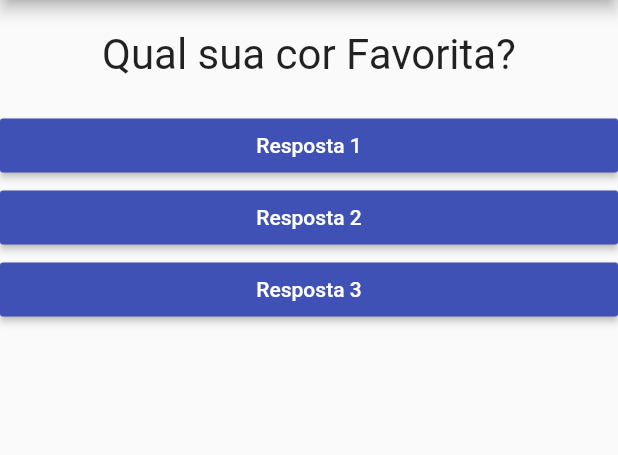
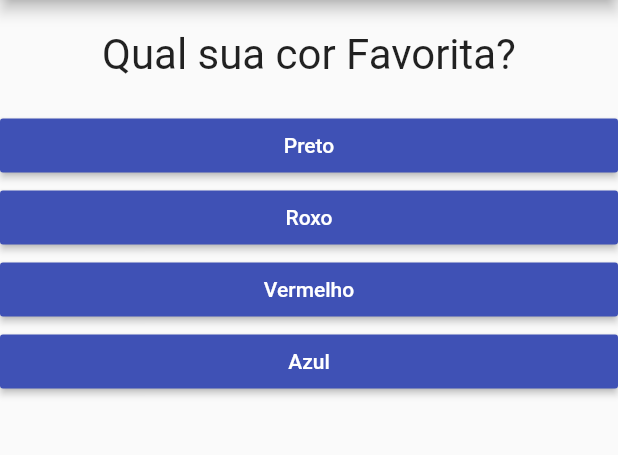
Before and after one commit to VitorL02/Perguntas_Resposta_Flutter, a Flutter app: the screen it shows after launch, on a phone screen of 412 x 824 dp, the part 84-539 px from its top. Run offline on Flutter 3.47's test engine with Material 2 defaults, Android fonts, the phone set to English and light mode, and no system bars.

```diff
--- a/lib/main.dart
+++ b/lib/main.dart
@@ -30,6 +30,11 @@ class _PerguntaAppState extends State<PerguntaApp> {
       },
     ];
 
+    List<String> respostas = perguntas[_perguntaSelecionada]['respostas'];
+
+    List<Widget> widgets =
+        respostas.map((texto) => Respostas(texto, _respostas)).toList();
+
     return MaterialApp(
       home: Scaffold(
         appBar: AppBar(
@@ -39,9 +44,7 @@ class _PerguntaAppState extends State<PerguntaApp> {
         body: Column(
           children: <Widget>[
             Questao(perguntas[_perguntaSelecionada]['texto']),
-            Respostas('Resposta 1', _respostas),
-            Respostas('Resposta 2', _respostas),
-            Respostas('Resposta 3', _respostas),
+            ...widgets,
           ],
         ),
       ),
@@ -54,31 +57,3 @@ class PerguntaApp extends StatefulWidget {
     return _PerguntaAppState();
   }
 }
-
-//Utilizar o "_" e o private do dart,priva pra somente o documento ter acesso
-// Quando um elemento for privado, get e set e usado , (this) (get)
-/*
-class Pessoa(){
-String nome;
-String _cpf;
-
-set cpf(String cpf){
-  this.cpf
-}
-
-get cpf{
-  return _cpf;
-}
-}
-
-main(){
-
-var p1= Pessoa();
-p1.nome= 'jao';
-p1.cpg =  '123123123";
-
-print ('${p1.nome} e ${p1.cpf} ');
-
-
-}
-*/
```
Also changed, not shown: Comentarios.dart (added, +37 -0 lines).
